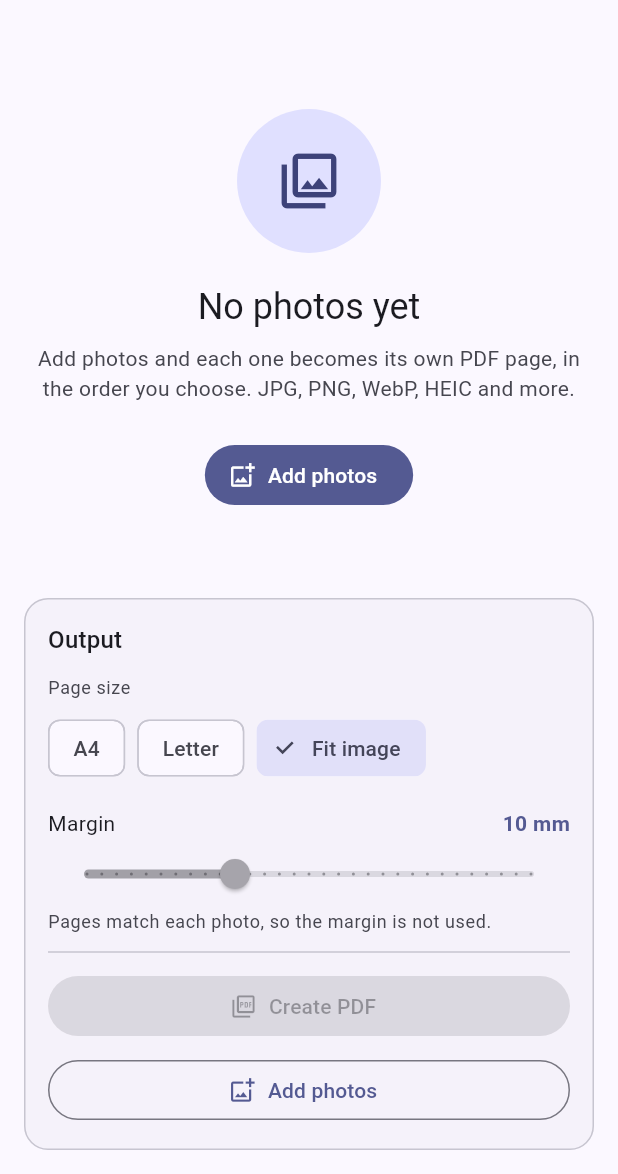
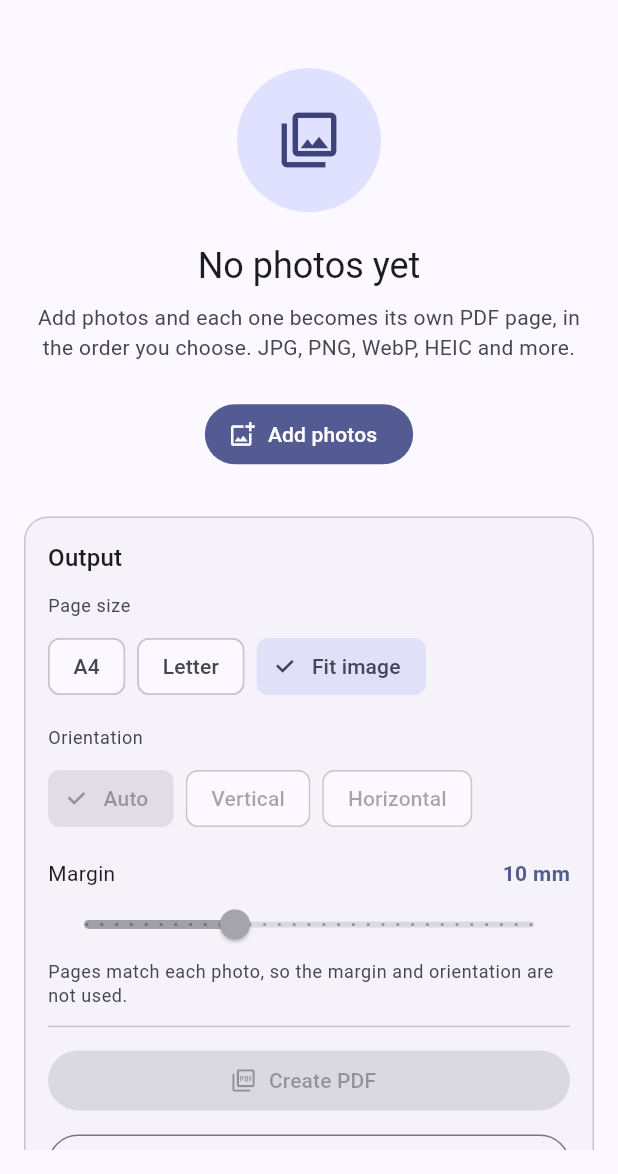
Before and after one commit to srynprjl/Photo2PDF, a Flutter app: the screen it shows after launch, after a tap on "Fit image", on a phone screen of 412 x 824 dp, the part 62-1236 px from its top. Run offline on Flutter 3.47's test engine with Material 3 defaults, Android fonts, the phone set to English and light mode, and no system bars; our stand-ins replace file_picker, material_ui, pdf, shared_preferences; missing offline and left inert: file_saver, file_selector.

Commit message:
let user choose vertical or horizontal page layout

```diff
--- a/lib/src/core/pdf_builder.dart
+++ b/lib/src/core/pdf_builder.dart
@@ -16,13 +16,32 @@ extension PageSizeModeLabels on PageSizeMode {
   };
 }
 
+/// Which way up a fixed page goes.
+enum PageOrientation { auto, vertical, horizontal }
+
+extension PageOrientationLabels on PageOrientation {
+  String get label => switch (this) {
+    PageOrientation.auto => 'Auto',
+    PageOrientation.vertical => 'Vertical',
+    PageOrientation.horizontal => 'Horizontal',
+  };
+}
+
 class PdfOptions {
-  const PdfOptions({this.pageSize = PageSizeMode.a4, this.marginMm = 10});
+  const PdfOptions({
+    this.pageSize = PageSizeMode.a4,
+    this.marginMm = 10,
+    this.orientation = PageOrientation.auto,
+  });
 
   final PageSizeMode pageSize;
 
   /// White border around the image on fixed page sizes, in millimetres.
   final double marginMm;
+
+  /// Page direction for fixed page sizes. `auto` turns each page to match its
+  /// photo; the others are fixed. Photo-sized pages follow the photo anyway.
+  final PageOrientation orientation;
 }
 
 /// DPI used to turn pixels into points when the page should match the photo.
@@ -93,9 +112,15 @@ PdfPageFormat _pageFormatFor(SelectedImage image, PdfOptions options) {
       ? PdfPageFormat.a4
       : PdfPageFormat.letter;
 
-  // Turn the page on its side when the photo is landscape, so it fills more of
-  // the sheet instead of leaving two large white bands.
-  return image.isLandscape
+  // Auto turns the page on its side when the photo is landscape, so it fills
+  // more of the sheet instead of leaving two large white bands.
+  final bool landscape = switch (options.orientation) {
+    PageOrientation.auto => image.isLandscape,
+    PageOrientation.vertical => false,
+    PageOrientation.horizontal => true,
+  };
+
+  return landscape
       ? PdfPageFormat(base.height, base.width)
       : PdfPageFormat(base.width, base.height);
 }
--- a/lib/src/screens/converter_screen.dart
+++ b/lib/src/screens/converter_screen.dart
@@ -23,6 +23,7 @@ class _ConverterScreenState extends State<ConverterScreen> {
   final List<SelectedImage> _images = <SelectedImage>[];
   PageSizeMode _pageSize = PageSizeMode.a4;
   double _marginMm = 10;
+  PageOrientation _orientation = PageOrientation.auto;
   SaveLocation _saveLocation = const SaveLocation();
   bool _busy = false;
 
@@ -40,6 +41,7 @@ class _ConverterScreenState extends State<ConverterScreen> {
       if (saved != null) {
         _pageSize = saved.pageSize;
         _marginMm = saved.marginMm;
+        _orientation = saved.orientation;
       }
       _saveLocation = location;
     });
@@ -60,9 +62,18 @@ class _ConverterScreenState extends State<ConverterScreen> {
     _rememberSettings();
   }
 
+  void _selectOrientation(PageOrientation orientation) {
+    setState(() => _orientation = orientation);
+    _rememberSettings();
+  }
+
   void _rememberSettings() {
     SettingsStore.instance.save(
-      PdfSettings(pageSize: _pageSize, marginMm: _marginMm),
+      PdfSettings(
+        pageSize: _pageSize,
+        marginMm: _marginMm,
+        orientation: _orientation,
+      ),
     );
   }
 
@@ -193,6 +204,7 @@ class _ConverterScreenState extends State<ConverterScreen> {
   Widget _buildOptionsPanel(BuildContext context) {
     final ThemeData theme = Theme.of(context);
     final bool marginDisabled = _pageSize == PageSizeMode.fitImage || _busy;
+    final bool orientationDisabled = marginDisabled;
 
     return Card(
       child: Padding(
@@ -228,6 +240,32 @@ class _ConverterScreenState extends State<ConverterScreen> {
               ],
             ),
             const SizedBox(height: 16),
+            Text(
+              'Orientation',
+              style: theme.textTheme.bodySmall?.copyWith(
+                color: theme.colorScheme.onSurfaceVariant,
+              ),
+            ),
+            const SizedBox(height: 8),
+            Wrap(
+              spacing: 8,
+              runSpacing: 8,
+              children: <Widget>[
+                for (final PageOrientation orientation in PageOrientation.values)
+                  ChoiceChip(
+                    label: Text(orientation.label),
+                    selected: _orientation == orientation,
+                    onSelected: orientationDisabled
+                        ? null
+                        : (bool selected) {
+                            if (selected) {
+                              _selectOrientation(orientation);
+                            }
+                          },
+                  ),
+              ],
+            ),
+            const SizedBox(height: 16),
             Row(
               children: <Widget>[
                 Text('Margin', style: theme.textTheme.bodyMedium),
@@ -255,7 +293,7 @@ class _ConverterScreenState extends State<ConverterScreen> {
             ),
             if (_pageSize == PageSizeMode.fitImage)
               Text(
-                'Pages match each photo, so the margin is not used.',
+                'Pages match each photo, so the margin and orientation are not used.',
                 style: theme.textTheme.bodySmall?.copyWith(
                   color: theme.colorScheme.onSurfaceVariant,
                 ),
@@ -341,7 +379,11 @@ class _ConverterScreenState extends State<ConverterScreen> {
     try {
       final Uint8List bytes = await buildPdf(
         List<SelectedImage>.of(_images),
-        PdfOptions(pageSize: _pageSize, marginMm: _marginMm),
+        PdfOptions(
+          pageSize: _pageSize,
+          marginMm: _marginMm,
+          orientation: _orientation,
+        ),
       );
       if (!mounted) return;
 
--- a/lib/src/services/settings_store.dart
+++ b/lib/src/services/settings_store.dart
@@ -5,10 +5,15 @@ import 'save_location.dart';
 
 /// The parts of the output setup worth remembering between runs.
 class PdfSettings {
-  const PdfSettings({required this.pageSize, required this.marginMm});
+  const PdfSettings({
+    required this.pageSize,
+    required this.marginMm,
+    this.orientation = PageOrientation.auto,
+  });
 
   final PageSizeMode pageSize;
   final double marginMm;
+  final PageOrientation orientation;
 }
 
 class SettingsStore {
@@ -18,6 +23,7 @@ class SettingsStore {
 
   static const String _pageSizeKey = 'pageSize';
   static const String _marginKey = 'marginMm';
+  static const String _orientationKey = 'pageOrientation';
   static const String _saveFolderKey = 'saveFolder';
   static const String _askSaveKey = 'askWhereToSave';
 
@@ -27,7 +33,8 @@ class SettingsStore {
       final SharedPreferences prefs = await SharedPreferences.getInstance();
       final String? name = prefs.getString(_pageSizeKey);
       final double? margin = prefs.getDouble(_marginKey);
-      if (name == null && margin == null) {
+      final String? orientationName = prefs.getString(_orientationKey);
+      if (name == null && margin == null && orientationName == null) {
         return null;
       }
 
@@ -35,9 +42,14 @@ class SettingsStore {
         (PageSizeMode mode) => mode.name == name,
         orElse: () => PageSizeMode.a4,
       );
+      final PageOrientation orientation = PageOrientation.values.firstWhere(
+        (PageOrientation value) => value.name == orientationName,
+        orElse: () => PageOrientation.auto,
+      );
       return PdfSettings(
         pageSize: pageSize,
         marginMm: (margin ?? 10).clamp(0, 30).toDouble(),
+        orientation: orientation,
       );
     } on Exception {
       // Storage trouble must never block the app.
@@ -50,6 +62,7 @@ class SettingsStore {
       final SharedPreferences prefs = await SharedPreferences.getInstance();
       await prefs.setString(_pageSizeKey, settings.pageSize.name);
       await prefs.setDouble(_marginKey, settings.marginMm);
+      await prefs.setString(_orientationKey, settings.orientation.name);
     } on Exception {
       // Best effort: the current session keeps working without it.
     }
```
Also changed, not shown: 2 other files.
